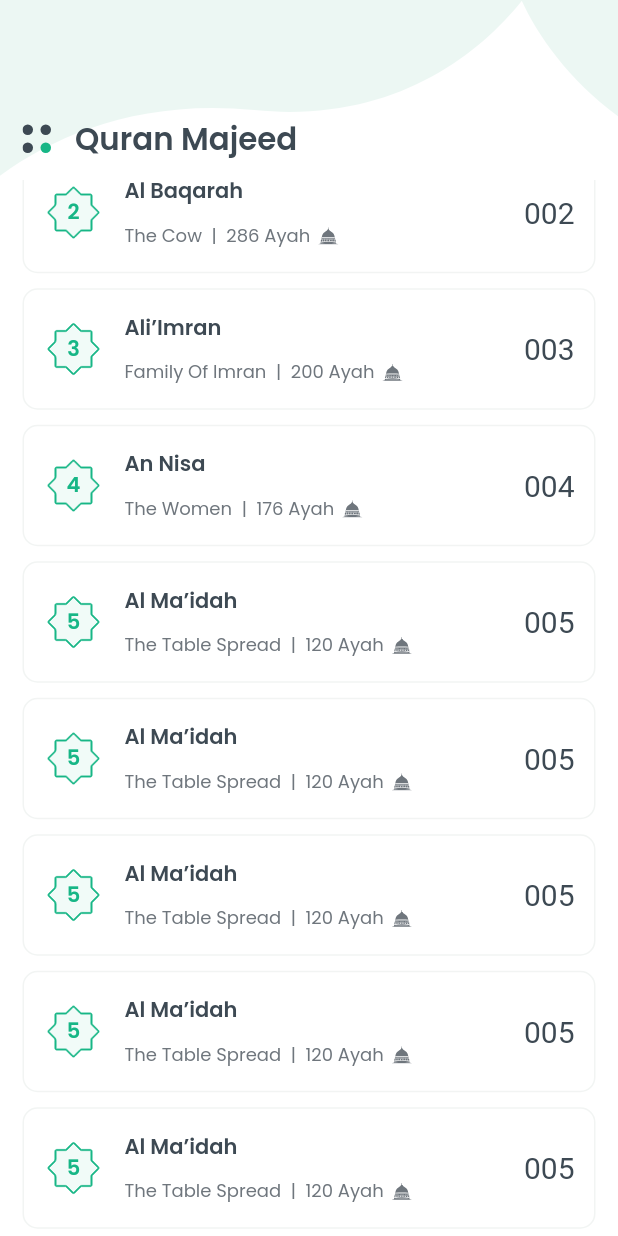
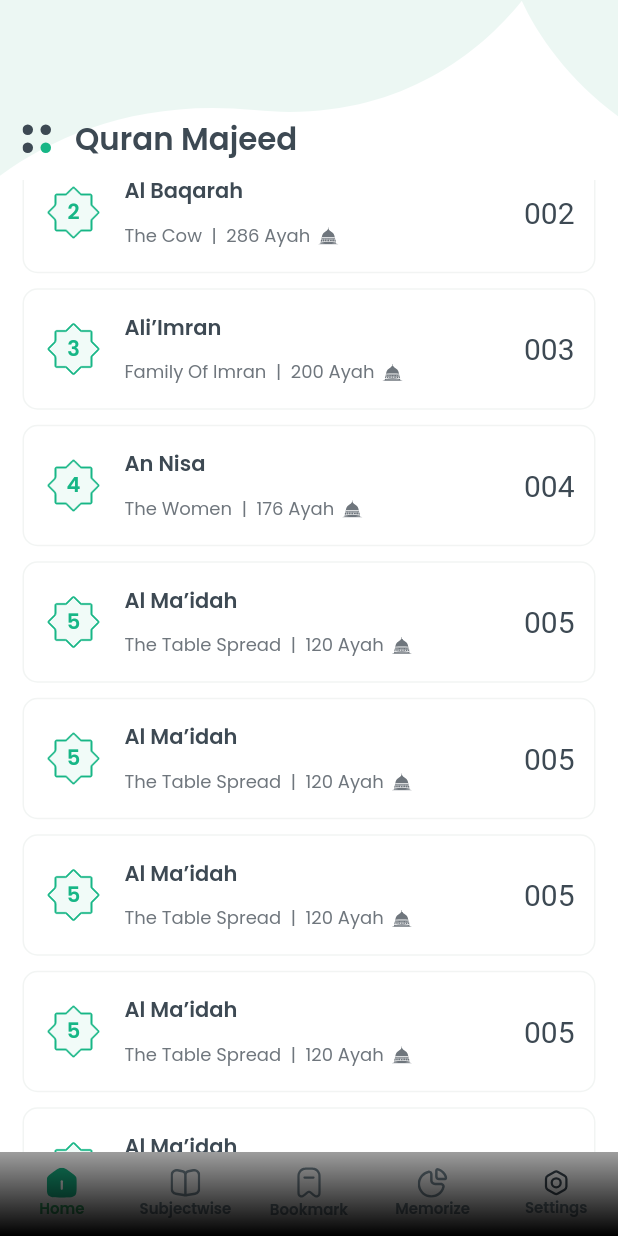
Before and after one commit to royalcourtbd/project_quran, a Flutter app: the screen it shows after launch, scrolled down 489 dp, on a phone screen of 412 x 824 dp. Run offline on Flutter 3.47's test engine with Material 2 defaults, Android fonts, the light colour scheme and no system bars; our stand-ins replace flutter_svg, get, google_fonts, responsive_sizer; Roboto replaces fonts that are missing (SurahName).

Commit message:
home page

```diff
--- a/lib/core/assets/svg_path.dart
+++ b/lib/core/assets/svg_path.dart
@@ -17,4 +17,8 @@
   static const String icPageNo = 'assets/images/details_page_bg_images.svg';
   static const String icMakkaBig = 'assets/images/makka_image.svg';
   static const String icShowIndex = 'assets/images/show_index.svg';
+  static const String icBook = 'assets/images/book_icon.svg';
+  static const String icBookmark = 'assets/images/bookmark_icon.svg';
+  static const String icHome = 'assets/images/home_icon.svg';
+  static const String icMemorize = 'assets/images/memorize_icon.svg';
 }
--- a/lib/presentation/home/widgets/surah_list_widget.dart
+++ b/lib/presentation/home/widgets/surah_list_widget.dart
@@ -4,8 +4,10 @@
 import 'package:project_quran/core/assets/svg_path.dart';
 import 'package:project_quran/presentation/config/quran_colors.dart';
 import 'package:project_quran/presentation/home/list/all_surah_list.dart';
-import 'package:project_quran/presentation/surah_details/surah_details_page.dart';
+
 import 'package:responsive_sizer/responsive_sizer.dart';
+
+import '../../surah_details/surah_details_page.dart';
 
 class SurahListWidget extends StatelessWidget {
   const SurahListWidget({
--- a/lib/presentation/main/root.dart
+++ b/lib/presentation/main/root.dart
@@ -1,5 +1,9 @@
 import 'package:flutter/material.dart';
+import 'package:flutter_svg/flutter_svg.dart';
+import 'package:project_quran/core/assets/svg_path.dart';
+import 'package:project_quran/presentation/config/quran_colors.dart';
 import 'package:project_quran/presentation/home/home_page.dart';
+import 'package:responsive_sizer/responsive_sizer.dart';
 
 class MainPage extends StatefulWidget {
   const MainPage({super.key});
@@ -19,9 +23,66 @@
 
   @override
   Widget build(BuildContext context) {
-    return Scaffold(
-      body: HomePage(),
-      extendBody: true,
+    return Stack(
+      children: [
+        Scaffold(
+          body: HomePage(),
+          extendBody: true,
+
+          bottomNavigationBar: Stack(
+            children: [
+              BottomNavigationBar(
+                type: BottomNavigationBarType.fixed,
+                elevation: 0,
+                unselectedItemColor: const Color(0xff788A95),
+                unselectedLabelStyle: TextStyle(
+                  color: const Color(0xff788A95),
+                  fontSize: 10.px,
+                ),
+                selectedLabelStyle: TextStyle(
+                  color: QuranColors.greenCrayola,
+                  fontSize: 10.px,
+                ),
+                items: [
+                  BottomNavigationBarItem(
+                      icon: SvgPicture.asset(SvgPath.icHome), label: 'Home'),
+                  BottomNavigationBarItem(
+                      icon: SvgPicture.asset(SvgPath.icBook),
+                      label: 'Subjectwise'),
+                  BottomNavigationBarItem(
+                      icon: SvgPicture.asset(SvgPath.icBookmark),
+                      label: 'Bookmark'),
+                  BottomNavigationBarItem(
+                      icon: SvgPicture.asset(SvgPath.icMemorize),
+                      label: 'Memorize'),
+                  BottomNavigationBarItem(
+                      icon: SvgPicture.asset(SvgPath.icSetting),
+                      label: 'Settings'),
+                ],
+              ),
+              Positioned(
+                bottom: 0,
+                right: 0,
+                left: 0,
+                child: Container(
+                  width: 300,
+                  height: 89.px,
+                  decoration: const BoxDecoration(
+                    gradient: LinearGradient(
+                      begin: Alignment.bottomCenter,
+                      end: Alignment.topCenter,
+                      colors: [
+                        Colors.black,
+                        Colors.transparent,
+                      ],
+                    ),
+                  ),
+                ),
+              ),
+            ],
+          ),
+        ),
+      ],
     );
   }
 }
--- a/pubspec.yaml
+++ b/pubspec.yaml
@@ -40,6 +40,7 @@
   animate_do: ^3.0.2
   flutter_svg: ^2.0.1
   responsive_sizer: ^3.1.1
+  custom_navigation_bar: ^0.8.2
 
 dev_dependencies:
   flutter_test:
@@ -81,7 +82,7 @@
     - family: SurahName
       fonts:
         - asset: assets/fonts/sura_names.ttf
-  #         style: italic
+    #         style: italic
     - family: KFGQPC
       fonts:
         - asset: assets/fonts/KFGQPC_Uthmanic_Script_HAFS_Regular.ttf
```
Also changed, not shown: lib/presentation/sura_musaf_details/surah_details_musaf_page.dart (added, +137 -0 lines), lib/presentation/sura_musaf_details/widgets/surah_name_section_musaf.dart (added, +94 -0 lines), assets/images/bismillah.png (added), assets/images/book_icon.svg (added), assets/images/bookmark_icon.svg (added), assets/images/home_icon.svg (added), assets/images/memorize_icon.svg (added), pubspec.lock.
